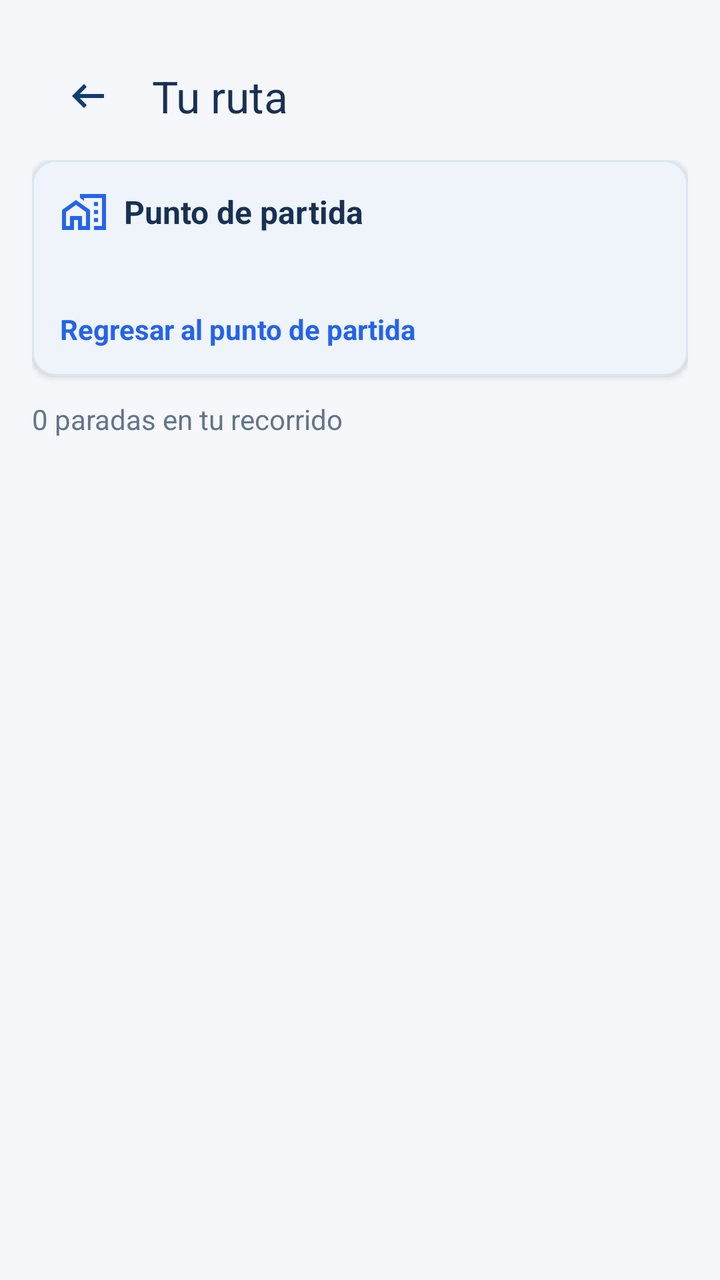
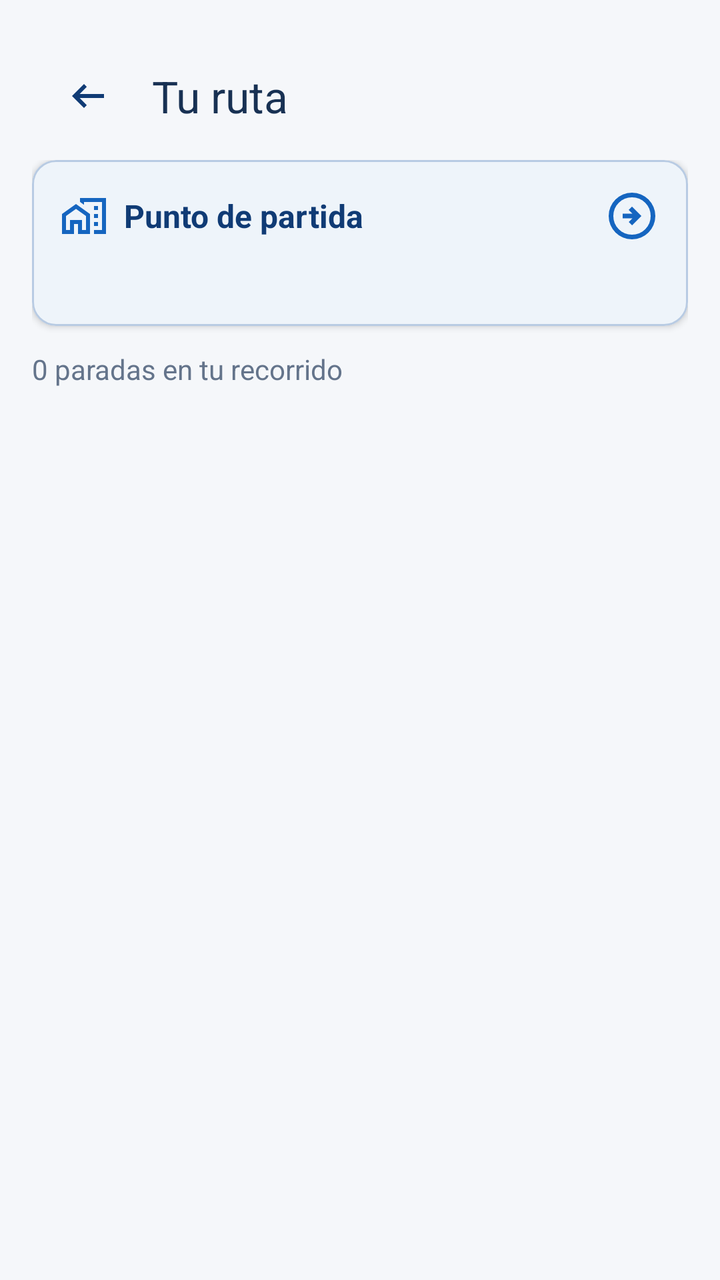

The first picture is an Android layout as it rendered before a commit; the second is the same layout after the commit. The layout source and the unified diff follow.
<!-- AndroidManifest.xml: application theme Theme.RoutePlanner -->
<!-- res/layout/activity_route_result.xml -->
<?xml version="1.0" encoding="utf-8"?>
<LinearLayout xmlns:android="http://schemas.android.com/apk/res/android"
    xmlns:app="http://schemas.android.com/apk/res-auto"
    android:layout_width="match_parent"
    android:layout_height="match_parent"
    android:orientation="vertical"
    android:background="#F5F7FA"
    android:padding="16dp">

    <com.google.android.material.appbar.MaterialToolbar
        android:id="@+id/toolbar"
        android:layout_width="match_parent"
        android:layout_height="?attr/actionBarSize"
        android:background="#F5F7FA"
        android:elevation="2dp"
        app:title="Tu ruta"
        app:titleTextColor="#183153"
        app:navigationIcon="@drawable/ic_arrow_back_24" />

    <com.google.android.material.card.MaterialCardView
        android:id="@+id/cardReturnToOrigin"
        android:layout_width="match_parent"
        android:layout_height="wrap_content"
        android:layout_marginBottom="12dp"
        app:cardCornerRadius="12dp"
        app:cardElevation="2dp"
        app:strokeColor="#DCE5F0"
        app:strokeWidth="1dp"
        app:cardBackgroundColor="#FFFFFF"
        android:clickable="true"
        android:focusable="true"
        android:foreground="?attr/selectableItemBackground">

        <LinearLayout
            android:layout_width="match_parent"
            android:layout_height="wrap_content"
            android:orientation="vertical"
            android:padding="14dp">

            <LinearLayout
                android:layout_width="match_parent"
                android:layout_height="wrap_content"
                android:gravity="center_vertical"
                android:orientation="horizontal">

                <ImageView
                    android:layout_width="24dp"
                    android:layout_height="24dp"
                    android:src="@drawable/ic_home_work_24"
                    android:contentDescription="@null"
                    app:tint="#2563EB" />

                <TextView
                    android:layout_width="wrap_content"
                    android:layout_height="wrap_content"
                    android:layout_marginStart="8dp"
                    android:text="Punto de partida"
                    android:textColor="#183153"
                    android:textSize="16sp"
                    android:textStyle="bold" />

            </LinearLayout>

            <TextView
                android:id="@+id/tvRouteOriginAddress"
                android:layout_width="match_parent"
                android:layout_height="wrap_content"
                android:layout_marginTop="8dp"
                android:textColor="#64748B"
                android:textSize="14sp" />

            <TextView
                android:id="@+id/tvReturnToOriginStatus"
                android:layout_width="match_parent"
                android:layout_height="wrap_content"
                android:layout_marginTop="10dp"
                android:text="Regresar al punto de partida"
                android:textColor="#2563EB"
                android:textSize="14sp"
                android:textStyle="bold" />

        </LinearLayout>

    </com.google.android.material.card.MaterialCardView>

    <TextView
        android:id="@+id/tvRouteSummary"
        android:layout_width="match_parent"
        android:layout_height="wrap_content"
        android:text="0 paradas en tu recorrido"
        android:textColor="#64748B"
        android:textSize="14sp"
        android:paddingBottom="12dp" />

    <androidx.recyclerview.widget.RecyclerView
        android:id="@+id/rvRouteStops"
        android:layout_width="match_parent"
        android:layout_height="0dp"
        android:layout_weight="1"
        android:clipToPadding="false"
        android:paddingBottom="12dp" />

</LinearLayout>
<!-- resources referenced by this layout -->
<resources>
  <!-- drawable ic_arrow_back_24 (drawable) -->
  <vector xmlns:android="http://schemas.android.com/apk/res/android" android:autoMirrored="true" android:height="24dp" android:tint="@color/rp_primary_dark" android:viewportHeight="960" android:viewportWidth="960" android:width="24dp">
        
      <path android:fillColor="@android:color/white" android:pathData="M400,720L160,480L400,240L456,298L314,440L800,440L800,520L314,520L456,662L400,720Z"/>
      
  </vector>
  <style name="Theme.RoutePlanner" parent="Base.Theme.RoutePlanner" />
  <color name="rp_primary_dark">#103B75</color>
  <color name="rp_background">#F4F9FF</color>
  <color name="rp_primary">#1565C0</color>
  <color name="rp_surface">#FFFFFF</color>
  <color name="rp_icon_background">#EAF2FF</color>
  <color name="rp_text_primary">#103B75</color>
  <color name="rp_success">#43A047</color>
  <color name="md_theme_tertiaryContainer">#FAD8FD</color>
  <color name="md_theme_onTertiaryContainer">#573E5C</color>
  <color name="rp_destination">#EF4444</color>
  <color name="md_theme_errorContainer">#FFDAD6</color>
  <color name="md_theme_onErrorContainer">#93000A</color>
  <color name="rp_text_secondary">#526985</color>
  <color name="rp_outline">#B8CBE3</color>
  <color name="md_theme_outlineVariant">#C4C6D0</color>
  <color name="md_theme_inverseSurface">#2E3036</color>
  <color name="md_theme_inverseOnSurface">#F0F0F7</color>
  <color name="md_theme_inversePrimary">#AAC7FF</color>
  <color name="md_theme_primaryFixed">#D6E3FF</color>
  <color name="md_theme_onPrimaryFixed">#001B3E</color>
  <color name="md_theme_primaryFixedDim">#AAC7FF</color>
  <color name="md_theme_onPrimaryFixedVariant">#284777</color>
  <color name="md_theme_secondaryFixed">#DAE2F9</color>
  <color name="md_theme_onSecondaryFixed">#131C2B</color>
  <color name="md_theme_secondaryFixedDim">#BEC6DC</color>
  <color name="md_theme_onSecondaryFixedVariant">#3E4759</color>
  <color name="md_theme_tertiaryFixed">#FAD8FD</color>
  <color name="md_theme_onTertiaryFixed">#28132E</color>
  <color name="md_theme_tertiaryFixedDim">#DDBCE0</color>
  <color name="md_theme_onTertiaryFixedVariant">#573E5C</color>
  <color name="md_theme_surfaceDim">#D9D9E0</color>
  <color name="md_theme_surfaceBright">#F9F9FF</color>
  <color name="md_theme_surfaceContainerLowest">#FFFFFF</color>
  <color name="md_theme_surfaceContainerLow">#F3F3FA</color>
  <color name="md_theme_surfaceContainer">#EDEDF4</color>
  <color name="md_theme_surfaceContainerHigh">#E7E8EE</color>
  <color name="md_theme_surfaceContainerHighest">#E2E2E9</color>
  <!-- unchanged entries left out for length: 2 -->
</resources>

<!-- the commit's change to res/layout/activity_route_result.xml (unified diff, before → after) -->
@@ -17,19 +17,20 @@
         app:titleTextColor="#183153"
         app:navigationIcon="@drawable/ic_arrow_back_24" />
 
+
     <com.google.android.material.card.MaterialCardView
         android:id="@+id/cardReturnToOrigin"
         android:layout_width="match_parent"
         android:layout_height="wrap_content"
         android:layout_marginBottom="12dp"
+        android:clickable="true"
+        android:focusable="true"
+        android:foreground="?attr/selectableItemBackground"
+        app:cardBackgroundColor="@color/rp_surface"
         app:cardCornerRadius="12dp"
         app:cardElevation="2dp"
-        app:strokeColor="#DCE5F0"
-        app:strokeWidth="1dp"
-        app:cardBackgroundColor="#FFFFFF"
-        android:clickable="true"
-        android:focusable="true"
-        android:foreground="?attr/selectableItemBackground">
+        app:strokeColor="@color/rp_outline"
+        app:strokeWidth="1dp">
 
         <LinearLayout
             android:layout_width="match_parent"
@@ -44,20 +45,35 @@
                 android:orientation="horizontal">
 
                 <ImageView
+                    android:id="@+id/ivOriginIcon"
                     android:layout_width="24dp"
                     android:layout_height="24dp"
                     android:src="@drawable/ic_home_work_24"
                     android:contentDescription="@null"
-                    app:tint="#2563EB" />
+                    app:tint="@color/rp_primary" />
 
                 <TextView
+                    android:id="@+id/tvOriginTitle"
                     android:layout_width="wrap_content"
                     android:layout_height="wrap_content"
                     android:layout_marginStart="8dp"
                     android:text="Punto de partida"
-                    android:textColor="#183153"
+                    android:textColor="@color/rp_text_primary"
                     android:textSize="16sp"
                     android:textStyle="bold" />
+
+                <Space
+                    android:layout_width="0dp"
+                    android:layout_height="1dp"
+                    android:layout_weight="1" />
+
+                <ImageView
+                    android:id="@+id/ivReturnToOriginStatus"
+                    android:layout_width="28dp"
+                    android:layout_height="28dp"
+                    android:contentDescription="Estado del regreso al origen"
+                    android:src="@drawable/ic_arrow_circle_right_24"
+                    app:tint="@color/rp_primary" />
 
             </LinearLayout>
 
@@ -66,18 +82,8 @@
                 android:layout_width="match_parent"
                 android:layout_height="wrap_content"
                 android:layout_marginTop="8dp"
-                android:textColor="#64748B"
+                android:textColor="@color/rp_text_secondary"
                 android:textSize="14sp" />
-
-            <TextView
-                android:id="@+id/tvReturnToOriginStatus"
-                android:layout_width="match_parent"
-                android:layout_height="wrap_content"
-                android:layout_marginTop="10dp"
-                android:text="Regresar al punto de partida"
-                android:textColor="#2563EB"
-                android:textSize="14sp"
-                android:textStyle="bold" />
 
         </LinearLayout>
 
<!-- resource entries referenced after the edit -->
@@ -4,6 +4,18 @@
   <vector xmlns:android="http://schemas.android.com/apk/res/android" android:autoMirrored="true" android:height="24dp" android:tint="@color/rp_primary_dark" android:viewportHeight="960" android:viewportWidth="960" android:width="24dp">
         
       <path android:fillColor="@android:color/white" android:pathData="M400,720L160,480L400,240L456,298L314,440L800,440L800,520L314,520L456,662L400,720Z"/>
+      
+  </vector>
+  <!-- drawable ic_arrow_circle_right_24 (drawable) -->
+  <vector xmlns:android="http://schemas.android.com/apk/res/android"
+      android:autoMirrored="true"
+      android:height="24dp"
+      android:viewportHeight="960"
+      android:viewportWidth="960"
+      android:width="24dp">
+        
+      <path android:fillColor="@color/rp_primary"
+          android:pathData="M480,640L640,480L480,320L424,376L488,440L320,440L320,520L488,520L424,584L480,640ZM480,880Q397,880 324,848.5Q251,817 197,763Q143,709 111.5,636Q80,563 80,480Q80,397 111.5,324Q143,251 197,197Q251,143 324,111.5Q397,80 480,80Q563,80 636,111.5Q709,143 763,197Q817,251 848.5,324Q880,397 880,480Q880,563 848.5,636Q817,709 763,763Q709,817 636,848.5Q563,880 480,880ZM480,800Q614,800 707,707Q800,614 800,480Q800,346 707,253Q614,160 480,160Q346,160 253,253Q160,346 160,480Q160,614 253,707Q346,800 480,800ZM480,480Q480,480 480,480Q480,480 480,480Q480,480 480,480Q480,480 480,480Q480,480 480,480Q480,480 480,480Q480,480 480,480Q480,480 480,480Z"/>
       
   </vector>
   <style name="Theme.RoutePlanner" parent="Base.Theme.RoutePlanner" />
